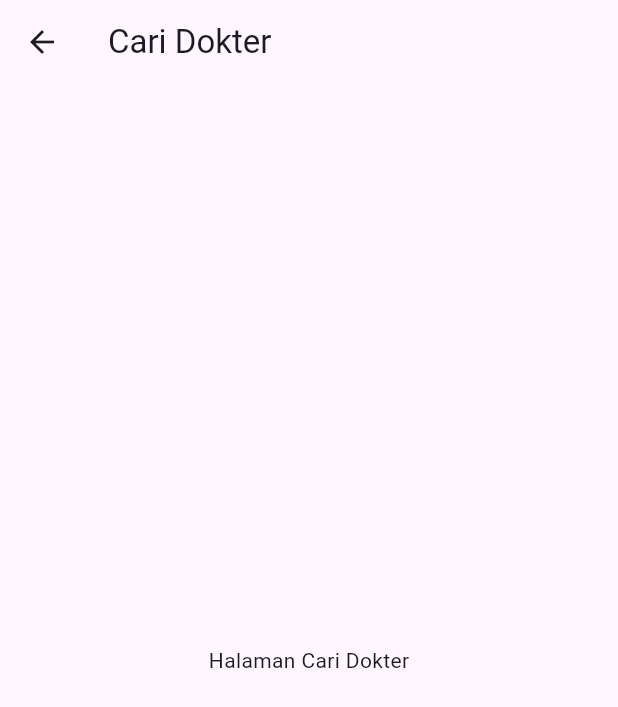
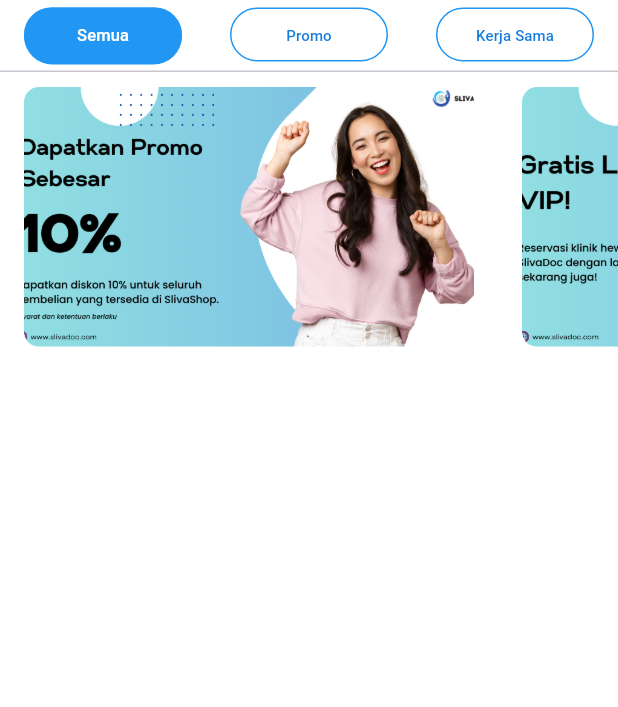
Before and after one commit to slivatech/slivadoc_apps, a Flutter app: the HomePage screen opened directly, after a tap on an icon or button, on a phone screen of 412 x 824 dp. Shown: the top 707 px of the screen. Run offline on Flutter 3.47's test engine with Material 3 defaults, Android fonts, the phone set to English and light mode, and no system bars; our stand-ins replace font_awesome_flutter, image_picker.

Commit message:
add SliderBanner Penawaran Menarik

```diff
--- /dev/null
+++ b/lib/components/SliderBanner.dart
@@ -0,0 +1,132 @@
+import 'package:flutter/material.dart';
+
+class SliderBanner extends StatelessWidget {
+  const SliderBanner({Key? key}) : super(key: key);
+
+  @override
+  Widget build(BuildContext context) {
+    return DefaultTabController(
+      length: 3,
+      child: Column(
+        children: [
+          TabBar(
+            labelStyle: const TextStyle(fontSize: 11, color: Colors.white),
+            unselectedLabelStyle: const TextStyle(
+                fontSize: 10, color: Color.fromARGB(255, 20, 123, 219)),
+            indicator: BoxDecoration(
+              color: Colors.blue,
+              borderRadius: BorderRadius.circular(20),
+            ),
+            indicatorPadding: const EdgeInsets.symmetric(vertical: 5),
+            tabs: [
+              Tab(
+                child: Padding(
+                  padding: const EdgeInsets.symmetric(vertical: 5),
+                  child: Container(
+                    decoration: BoxDecoration(
+                      border: Border.all(color: Colors.blue),
+                      borderRadius: BorderRadius.circular(20),
+                    ),
+                    child: const Align(
+                      alignment: Alignment.center,
+                      child: Text('Semua'),
+                    ),
+                  ),
+                ),
+              ),
+              Tab(
+                child: Padding(
+                  padding: const EdgeInsets.symmetric(vertical: 5),
+                  child: Container(
+                    decoration: BoxDecoration(
+                      border: Border.all(color: Colors.blue),
+                      borderRadius: BorderRadius.circular(20),
+                    ),
+                    child: const Align(
+                      alignment: Alignment.center,
+                      child: Text('Promo'),
+                    ),
+                  ),
+                ),
+              ),
+              Tab(
+                child: Padding(
+                  padding: const EdgeInsets.symmetric(vertical: 5),
+                  child: Container(
+                    decoration: BoxDecoration(
+                      border: Border.all(color: Colors.blue),
+                      borderRadius: BorderRadius.circular(20),
+                    ),
+                    child: const Align(
+                      alignment: Alignment.center,
+                      child: Text('Kerja Sama'),
+                    ),
+                  ),
+                ),
+              ),
+            ],
+          ),
+          const SizedBox(height: 10.0),
+          Container(
+            height: MediaQuery.of(context).size.height * 0.21,
+            child: TabBarView(
+              children: [
+                _buildSlider(
+                  context,
+                  [
+                    'lib/assets/promo.png',
+                    'lib/assets/promo1.png',
+                    'lib/assets/promo2.png',
+                    'lib/assets/promo3.png',
+                    'lib/assets/partnership.png',
+                    'lib/assets/partner1.png',
+                    'lib/assets/partner2.png',
+                    'lib/assets/apps.png',
+                  ],
+                ),
+                _buildSlider(
+                  context,
+                  [
+                    'lib/assets/promo.png',
+                    'lib/assets/promo1.png',
+                    'lib/assets/promo2.png',
+                    'lib/assets/promo3.png',
+                  ],
+                ),
+                _buildSlider(context, [
+                  'lib/assets/partnership.png',
+                  'lib/assets/partner1.png',
+                  'lib/assets/partner2.png',
+                  'lib/assets/apps.png',
+                ]),
+              ],
+            ),
+          ),
+        ],
+      ),
+    );
+  }
+
+  Widget _buildSlider(BuildContext context, List<String> imageUrls) {
+    return SingleChildScrollView(
+      scrollDirection: Axis.horizontal,
+      child: Row(
+        children: imageUrls.map((imageUrl) {
+          return Padding(
+            padding: const EdgeInsets.symmetric(horizontal: 16.0),
+            child: Container(
+              width: 300,
+              decoration: BoxDecoration(
+                borderRadius: BorderRadius.circular(10),
+                image: DecorationImage(
+                  image: AssetImage(imageUrl),
+                  fit: BoxFit.cover,
+                ),
+              ),
+            ),
+          );
+        }).toList(),
+      ),
+    );
+  }
+}
--- a/lib/screens/HomePage.dart
+++ b/lib/screens/HomePage.dart
@@ -2,12 +2,12 @@
 import 'package:slivadoc_mobile_apps/screens/CariDokterPage.dart';
 import 'package:slivadoc_mobile_apps/screens/TanyaDokterPage.dart';
 import 'package:slivadoc_mobile_apps/screens/ArtikelKesehatanPage.dart';
-// import 'package:slivadoc_mobile_apps/screens/SlivaProteksiPage.dart';
 import 'package:slivadoc_mobile_apps/screens/SlivaShopPage.dart';
 import 'package:slivadoc_mobile_apps/screens/AnimalEventPage.dart';
 import 'package:slivadoc_mobile_apps/screens/AnimalAcademyPage.dart';
 import 'package:font_awesome_flutter/font_awesome_flutter.dart';
 import 'package:slivadoc_mobile_apps/screens/Profile.dart';
+import 'package:slivadoc_mobile_apps/components/SliderBanner.dart';
 
 void main() {
   runApp(MyApp());
@@ -156,7 +156,8 @@
             backgroundColor: Colors.white,
           ),
         ),
-        ));
+      ),
+    );
   }
 }
 
@@ -164,64 +165,16 @@
   const HomeScreen({Key? key}) : super(key: key);
 
   void _navigateToPage(BuildContext context, String pageTitle) {
-    switch (pageTitle) {
-      case 'Cari \nDokter':
     Navigator.push(
       context,
-          MaterialPageRoute(builder: (context) => CariDokterPage()),
+      MaterialPageRoute(builder: (context) => const SliderBanner()),
     );
-        break;
-      case 'Tanya \nDokter':
-        Navigator.push(
-          context,
-          MaterialPageRoute(builder: (context) => TanyaDokterPage()),
-        );
-        break;
-      case 'Artikel \nKesehatan':
-        Navigator.push(
-          context,
-          MaterialPageRoute(builder: (context) => ArtikelKesehatanPage()),
-        );
-        break;
-      case 'Pesan \nDriver':
-        Navigator.push(
-          context,
-          MaterialPageRoute(builder: (context) => ProfileUpdateScreen()),
-        );
-        break;
-      case 'Sliva \nProteksi':
-        Navigator.push(
-          context,
-          MaterialPageRoute(builder: (context) => ProfileUpdateScreen()),
-        );
-        break;
-      case 'Sliva \nShop':
-        Navigator.push(
-          context,
-          MaterialPageRoute(builder: (context) => SlivaShopPage()),
-        );
-        break;
-      case 'Animal \nEvent':
-        Navigator.push(
-          context,
-          MaterialPageRoute(builder: (context) => AnimalEventPage()),
-        );
-        break;
-      case 'Animal \nAcademy':
-        Navigator.push(
-          context,
-          MaterialPageRoute(builder: (context) => AnimalAcademyPage()),
-        );
-        break;
-      default:
-        break;
-    }
   }
 
   @override
   Widget build(BuildContext context) {
     return Padding(
-      padding: const EdgeInsets.symmetric(horizontal: 10.0, vertical: 30.0),
+      padding: const EdgeInsets.symmetric(vertical: 30.0),
       child: SingleChildScrollView(
         child: Column(
           children: [
@@ -244,6 +197,8 @@
                 _buildButton(context, 'Animal \nAcademy'),
               ],
             ),
+            const SizedBox(height: 20.0),
+            const SliderBanner()
           ],
         ),
       ),
```
Also changed, not shown: pubspec.yaml (+9 -0 lines), lib/assets/apps.png (added), lib/assets/partner1.png (added), lib/assets/partner2.png (added), lib/assets/partnership.png (added), lib/assets/promo.png (added), lib/assets/promo1.png (added), lib/assets/promo2.png (added), lib/assets/promo3.png (added). Lines whose indentation alone changed are shown as unchanged.
